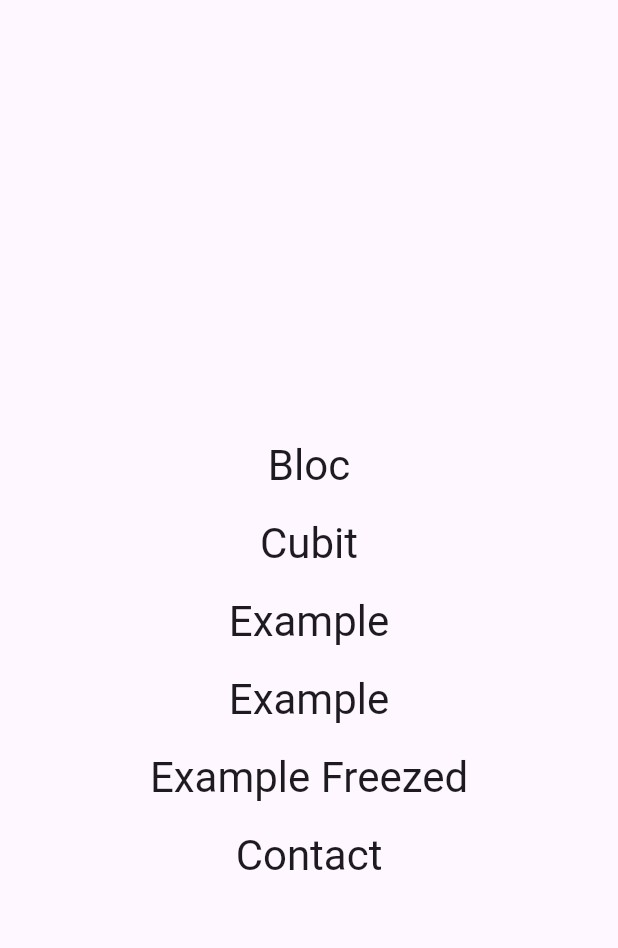
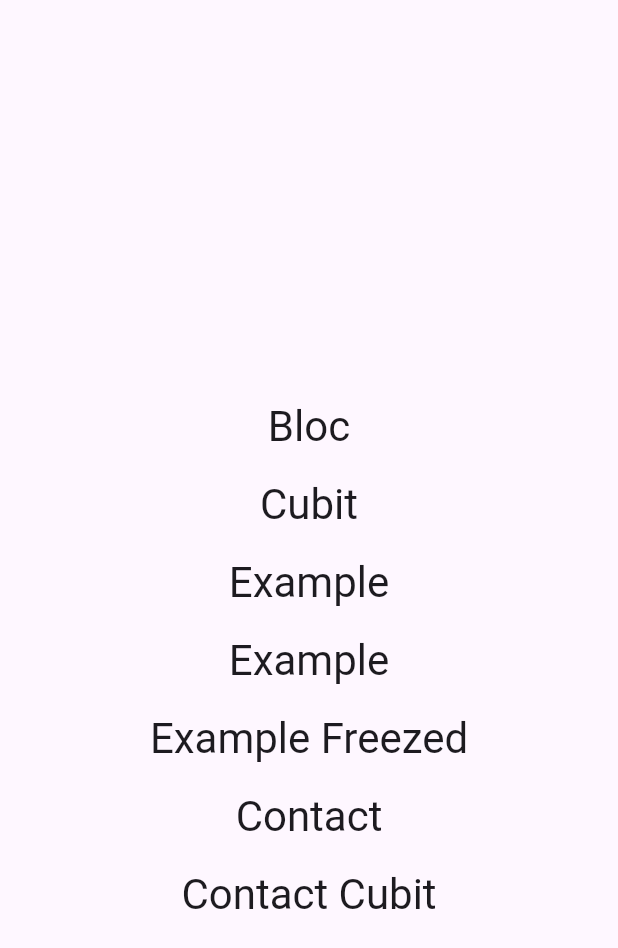
Before and after one commit to AdeilsonESilva/counter_bloc, a Flutter app: the screen it shows after launch, on a phone screen of 412 x 824 dp. Shown: the top 948 px of the screen. Run offline on Flutter 3.47's test engine with Material 2 defaults, Android fonts, the phone set to English and light mode, and no system bars; our stand-ins replace bloc, dio, equatable, flutter_bloc, freezed_annotation.

Commit message:
contact cubit solution proposed

```diff
--- /dev/null
+++ b/lib/features/contacts_cubit/list/cubit/contact_list_cubit.dart
@@ -0,0 +1,35 @@
+import 'dart:developer';
+import 'package:bloc/bloc.dart';
+import 'package:counter_bloc/models/contact_model.dart';
+import 'package:counter_bloc/repositories/contact_repository.dart';
+import 'package:freezed_annotation/freezed_annotation.dart';
+
+part 'contact_list_cubit_state.dart';
+part 'contact_list_cubit.freezed.dart';
+
+class ContactListCubit extends Cubit<ContactListCubitState> {
+  final ContactRepository _repository;
+
+  ContactListCubit({required ContactRepository repository})
+      : _repository = repository,
+        super(ContactListCubitState.initial());
+
+  Future<void> findAll() async {
+    try {
+      emit(ContactListCubitState.loading());
+
+      final contacts = await _repository.findAll();
+      await Future.delayed(const Duration(seconds: 1));
+      emit(ContactListCubitState.data(contacts: contacts));
+    } catch (e, s) {
+      log('Erro ao buscar contatos', error: e, stackTrace: s);
+      emit(ContactListCubitState.error(error: 'Erro ao buscar contatos'));
+    }
+  }
+
+  Future<void> deleteById(int id) async {
+    emit(ContactListCubitState.loading());
+    await _repository.delete(id);
+    findAll();
+  }
+}
--- /dev/null
+++ b/lib/features/contacts_cubit/list/cubit/contact_list_cubit_state.dart
@@ -0,0 +1,10 @@
+part of 'contact_list_cubit.dart';
+
+@freezed
+class ContactListCubitState with _$ContactListCubitState {
+  factory ContactListCubitState.initial() = _Initial;
+  factory ContactListCubitState.loading() = _Loading;
+  factory ContactListCubitState.data({required List<ContactModel> contacts}) =
+      _Data;
+  factory ContactListCubitState.error({required String error}) = _Error;
+}
--- /dev/null
+++ b/lib/features/contacts_cubit/register/cubit/contact_register_cubit.dart
@@ -0,0 +1,31 @@
+import 'dart:developer';
+import 'package:bloc/bloc.dart';
+import 'package:counter_bloc/models/contact_model.dart';
+import 'package:counter_bloc/repositories/contact_repository.dart';
+import 'package:freezed_annotation/freezed_annotation.dart';
+
+part 'contact_register_cubit_state.dart';
+part 'contact_register_cubit.freezed.dart';
+
+class ContactRegisterCubit extends Cubit<ContactRegisterCubitState> {
+  final ContactRepository _repository;
+
+  ContactRegisterCubit({required ContactRepository repository})
+      : _repository = repository,
+        super(const ContactRegisterCubitState.initial());
+
+  Future<void> save({required String name, required String email}) async {
+    try {
+      emit(const ContactRegisterCubitState.loading());
+
+      final contactModel = ContactModel(name: name, email: email);
+
+      await _repository.create(contactModel);
+      emit(const ContactRegisterCubitState.success());
+    } catch (e, s) {
+      log('Erro ao criar contato', error: e, stackTrace: s);
+      emit(const ContactRegisterCubitState.error(
+          message: 'Erro ao criar contato'));
+    }
+  }
+}
--- /dev/null
+++ b/lib/features/contacts_cubit/register/cubit/contact_register_cubit_state.dart
@@ -0,0 +1,14 @@
+part of 'contact_register_cubit.dart';
+
+@freezed
+class ContactRegisterCubitState with _$ContactRegisterCubitState {
+  const factory ContactRegisterCubitState.initial() = _Initial;
+  const factory ContactRegisterCubitState.loading() = _Loading;
+  const factory ContactRegisterCubitState.save({
+    required String name,
+    required String email,
+  }) = _Save;
+  const factory ContactRegisterCubitState.error({required String message}) =
+      _Error;
+  const factory ContactRegisterCubitState.success() = _Success;
+}
--- /dev/null
+++ b/lib/features/contacts_cubit/update/cubit/contact_update_cubit.dart
@@ -0,0 +1,32 @@
+import 'dart:developer';
+import 'package:bloc/bloc.dart';
+import 'package:counter_bloc/models/contact_model.dart';
+import 'package:counter_bloc/repositories/contact_repository.dart';
+import 'package:freezed_annotation/freezed_annotation.dart';
+
+part 'contact_update_cubit_state.dart';
+part 'contact_update_cubit.freezed.dart';
+
+class ContactUpdateCubit extends Cubit<ContactUpdateCubitState> {
+  final ContactRepository _repository;
+
+  ContactUpdateCubit({required ContactRepository repository})
+      : _repository = repository,
+        super(const ContactUpdateCubitState.initial());
+
+  Future<void> save(
+      {required int id, required String name, required String email}) async {
+    try {
+      emit(const ContactUpdateCubitState.loading());
+
+      final contact = ContactModel(id: id, name: name, email: email);
+
+      await _repository.update(contact);
+      emit(const ContactUpdateCubitState.success());
+    } catch (e, s) {
+      log('Erro ao atualizar contato', error: e, stackTrace: s);
+      emit(const ContactUpdateCubitState.error(
+          message: 'Erro ao atualizar contato'));
+    }
+  }
+}
--- /dev/null
+++ b/lib/features/contacts_cubit/update/cubit/contact_update_cubit_state.dart
@@ -0,0 +1,10 @@
+part of 'contact_update_cubit.dart';
+
+@freezed
+class ContactUpdateCubitState with _$ContactUpdateCubitState {
+  const factory ContactUpdateCubitState.initial() = _Initial;
+  const factory ContactUpdateCubitState.error({required String message}) =
+      _Error;
+  const factory ContactUpdateCubitState.success() = _Success;
+  const factory ContactUpdateCubitState.loading() = _Loading;
+}
--- a/lib/home_page.dart
+++ b/lib/home_page.dart
@@ -67,6 +67,15 @@ class HomePage extends StatelessWidget {
                 style: Theme.of(context).textTheme.headlineMedium,
               ),
             ),
+            TextButton(
+              onPressed: () {
+                Navigator.of(context).pushNamed('/contacts/cubit/list');
+              },
+              child: Text(
+                'Contact Cubit',
+                style: Theme.of(context).textTheme.headlineMedium,
+              ),
+            ),
           ],
         ),
       ),
--- a/lib/main.dart
+++ b/lib/main.dart
@@ -8,6 +8,12 @@ import 'package:counter_bloc/features/contacts/register/bloc/contact_register_bl
 import 'package:counter_bloc/features/contacts/register/contact_register_page.dart';
 import 'package:counter_bloc/features/contacts/update/bloc/contact_update_bloc.dart';
 import 'package:counter_bloc/features/contacts/update/contact_update_page.dart';
+import 'package:counter_bloc/features/contacts_cubit/list/contacts_list_cubit_page.dart';
+import 'package:counter_bloc/features/contacts_cubit/list/cubit/contact_list_cubit.dart';
+import 'package:counter_bloc/features/contacts_cubit/register/contact_register_cubit_page.dart';
+import 'package:counter_bloc/features/contacts_cubit/register/cubit/contact_register_cubit.dart';
+import 'package:counter_bloc/features/contacts_cubit/update/contact_update_cubit_page.dart';
+import 'package:counter_bloc/features/contacts_cubit/update/cubit/contact_update_cubit.dart';
 import 'package:counter_bloc/home_page.dart';
 import 'package:counter_bloc/models/contact_model.dart';
 import 'package:counter_bloc/page_bloc/bloc/counter_bloc.dart';
@@ -77,6 +83,30 @@ class MyApp extends StatelessWidget {
               ),
             );
           },
+          '/contacts/cubit/list': (context) => BlocProvider(
+                create: (_) => ContactListCubit(
+                  repository: context.read<ContactRepository>(),
+                )..findAll(),
+                child: const ContactsListCubitPage(),
+              ),
+          '/contacts/cubit/register': (context) => BlocProvider(
+                create: (context) => ContactRegisterCubit(
+                  repository: context.read<ContactRepository>(),
+                ),
+                child: const ContactRegisterCubitPage(),
+              ),
+          '/contacts/cubit/update': (context) {
+            final contact =
+                ModalRoute.of(context)!.settings.arguments as ContactModel;
+
+            return BlocProvider(
+              create: (context) => ContactUpdateCubit(
+                  repository: context.read<ContactRepository>()),
+              child: ContactUpdateCubitPage(
+                contact: contact,
+              ),
+            );
+          },
         },
         home: const HomePage(),
       ),
```
Also changed, not shown: lib/features/contacts_cubit/list/contacts_list_cubit_page.dart (added, +123 -0 lines), lib/features/contacts_cubit/register/contact_register_cubit_page.dart (added, +115 -0 lines), lib/features/contacts_cubit/update/contact_update_cubit_page.dart (added, +126 -0 lines), lib/features/contacts_cubit/list/cubit/contact_list_cubit.freezed.dart (added), lib/features/contacts_cubit/register/cubit/contact_register_cubit.freezed.dart (added), lib/features/contacts_cubit/update/cubit/contact_update_cubit.freezed.dart (added), 1 other file.
